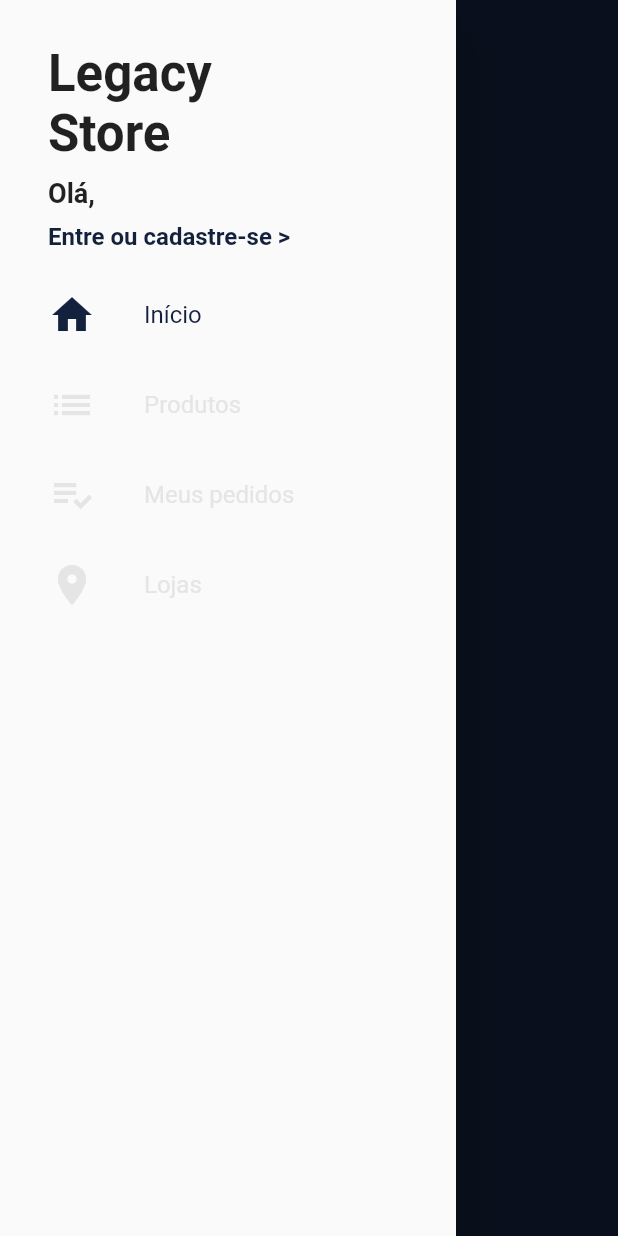
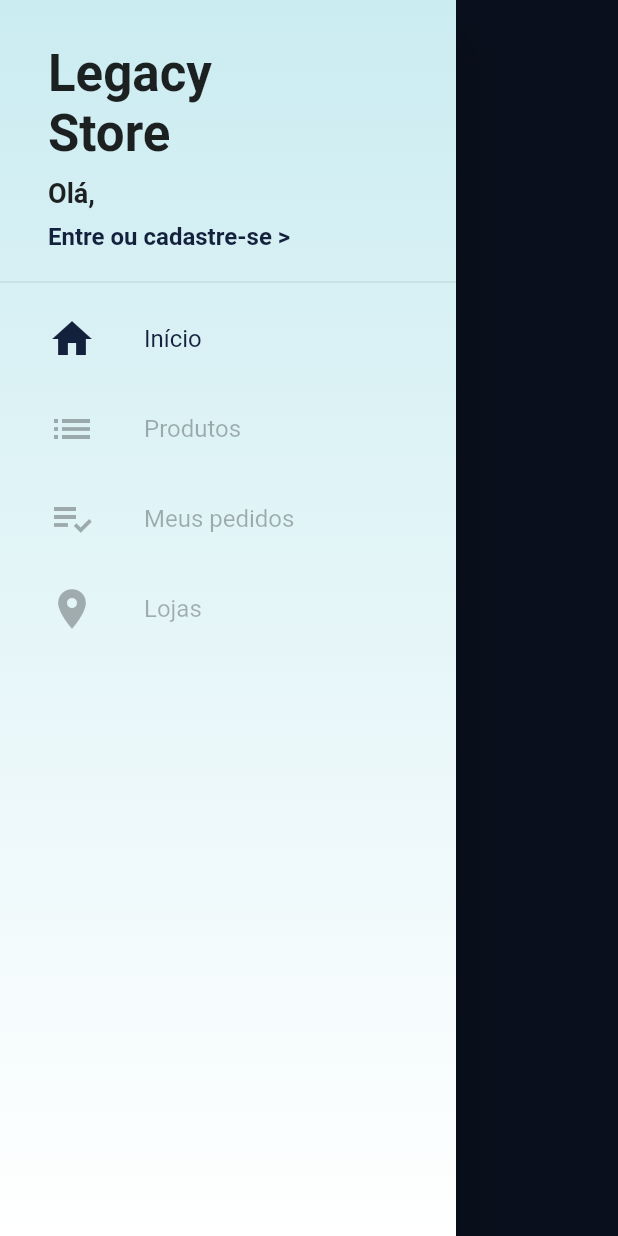
Before and after one commit to juliocarneiro/legacy_store, a Flutter app: the screen it shows after launch, with the side drawer open, on a phone screen of 412 x 824 dp. Run offline on Flutter 3.47's test engine with Material 2 defaults, Android fonts, the phone set to English and light mode, and no system bars; our stand-ins replace cloud_firestore, firebase_auth; accounts and stored records are empty.

Commit message:
products search

```diff
--- a/lib/common/custom_drawer/custom_drawer.dart
+++ b/lib/common/custom_drawer/custom_drawer.dart
@@ -6,9 +6,19 @@ class CustomDrawer extends StatelessWidget {
   @override
   Widget build(BuildContext context) {
     return Drawer(
-      child: ListView(
+      child: Stack(
+        children: <Widget>[
+          Container(
+            decoration: const BoxDecoration(
+                gradient: LinearGradient(
+                    colors: [Color.fromARGB(255, 203, 236, 241), Colors.white],
+                    begin: Alignment.topCenter,
+                    end: Alignment.bottomCenter)),
+          ),
+          ListView(
             children: <Widget>[
               CustomDrawerHeader(),
+              const Divider(),
               DrawerTile(
                 iconData: Icons.home,
                 title: 'Início',
@@ -31,6 +41,8 @@ class CustomDrawer extends StatelessWidget {
               ),
             ],
           ),
+        ],
+      ),
     );
   }
 }
--- a/lib/common/custom_drawer/drawer_tile.dart
+++ b/lib/common/custom_drawer/drawer_tile.dart
@@ -28,7 +28,7 @@ class DrawerTile extends StatelessWidget {
                 size: 32,
                 color: currentPage == page
                     ? primaryColor
-                    : const Color.fromRGBO(229, 229, 229, 1),
+                    : const Color.fromRGBO(0, 0, 0, 0.3),
               ),
             ),
             Text(title,
@@ -36,7 +36,7 @@ class DrawerTile extends StatelessWidget {
                     fontSize: 16,
                     color: currentPage == page
                         ? primaryColor
-                        : const Color.fromRGBO(229, 229, 229, 1))),
+                        : const Color.fromRGBO(0, 0, 0, 0.3))),
           ],
         ),
       ),
--- a/lib/main.dart
+++ b/lib/main.dart
@@ -1,6 +1,7 @@
 import 'package:flutter/material.dart';
 import 'package:legacy_store/screens/base/base_screen.dart';
 import 'package:legacy_store/screens/login/login_screen.dart';
+import 'package:legacy_store/models/product_manager.dart';
 import 'package:legacy_store/screens/signup/signup_screen.dart';
 import 'package:provider/provider.dart';
 
@@ -13,9 +14,17 @@ void main() {
 class MyApp extends StatelessWidget {
   @override
   Widget build(BuildContext context) {
-    return ChangeNotifierProvider(
-      create: (_) => UserManager(),
-      lazy: false,
+    return MultiProvider(
+      providers: [
+        ChangeNotifierProvider(
+          create: (_) => UserManager(),
+          lazy: false,
+        ),
+        ChangeNotifierProvider(
+          create: (_) => ProductManager(),
+          lazy: false,
+        )
+      ],
       child: MaterialApp(
         debugShowCheckedModeBanner: false,
         title: 'Legacy Store',
--- /dev/null
+++ b/lib/models/product.dart
@@ -0,0 +1,15 @@
+import 'package:cloud_firestore/cloud_firestore.dart';
+
+class Product {
+  Product.fromDocument(DocumentSnapshot document) {
+    id = document.documentID;
+    name = document['name'] as String;
+    description = document['description'] as String;
+    images = List<String>.from(document.data['images'] as List<dynamic>);
+  }
+
+  String id;
+  String name;
+  String description;
+  List<String> images;
+}
--- /dev/null
+++ b/lib/models/product_manager.dart
@@ -0,0 +1,44 @@
+import 'package:cloud_firestore/cloud_firestore.dart';
+import 'package:flutter/cupertino.dart';
+import 'package:legacy_store/models/product.dart';
+
+class ProductManager extends ChangeNotifier {
+  ProductManager() {
+    _loadAllProducts();
+  }
+
+  final Firestore firestore = Firestore.instance;
+
+  List<Product> allProducts = [];
+
+  String _search = '';
+
+  String get search => _search;
+  set search(String value) {
+    _search = value;
+    notifyListeners();
+  }
+
+  List<Product> get filteredProducts {
+    final List<Product> filteredProducts = [];
+
+    if (search.isEmpty) {
+      filteredProducts.addAll(allProducts);
+    } else {
+      filteredProducts.addAll(allProducts
+          .where((p) => p.name.toLowerCase().contains(search.toLowerCase())));
+    }
+
+    return filteredProducts;
+  }
+
+  Future<void> _loadAllProducts() async {
+    final QuerySnapshot snapProducts =
+        await firestore.collection('products').getDocuments();
+
+    allProducts =
+        snapProducts.documents.map((d) => Product.fromDocument(d)).toList();
+
+    notifyListeners();
+  }
+}
--- a/lib/screens/base/base_screen.dart
+++ b/lib/screens/base/base_screen.dart
@@ -1,5 +1,6 @@
 import 'package:flutter/material.dart';
 import 'package:legacy_store/common/custom_drawer/custom_drawer.dart';
+import 'package:legacy_store/screens/products/products_screen.dart';
 import 'package:legacy_store/models/page_manager.dart';
 import 'package:provider/provider.dart';
 
@@ -19,12 +20,7 @@ class BaseScreen extends StatelessWidget {
               title: const Text('Home'),
             ),
           ),
-          Scaffold(
-            drawer: CustomDrawer(),
-            appBar: AppBar(
-              title: const Text('Home2'),
-            ),
-          ),
+          ProductsScreen(),
           Scaffold(
             drawer: CustomDrawer(),
             appBar: AppBar(
```
Also changed, not shown: lib/screens/products/components/product_list_tile.dart (added, +62 -0 lines), lib/screens/products/components/search_dialog.dart (added, +39 -0 lines), lib/screens/products/products_screen.dart (added, +83 -0 lines), lib/screens/signup/signup_screen.dart (+42 -14 lines), 1 other file. Lines whose indentation alone changed are shown as unchanged.
